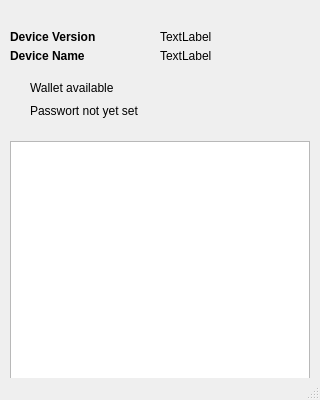
First picture: the form in src/qt/ui/overview.ui, repository jonasschnelli/dbb-app, before the edit.
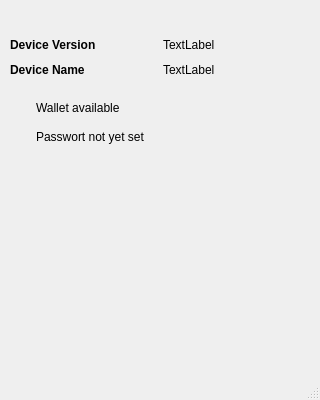
Second picture: the form after the edit. Icons and pictures are not drawn.

Commit message: [GUI] layout overhaul

```diff
--- a/src/qt/ui/overview.ui
+++ b/src/qt/ui/overview.ui
@@ -41,7 +41,7 @@
       <x>0</x>
       <y>0</y>
       <width>320</width>
-      <height>381</height>
+      <height>380</height>
      </rect>
     </property>
     <property name="sizePolicy">
@@ -58,15 +58,12 @@
       <property name="geometry">
        <rect>
         <x>0</x>
-        <y>-2</y>
+        <y>0</y>
         <width>320</width>
-        <height>411</height>
+        <height>331</height>
        </rect>
       </property>
       <layout class="QVBoxLayout" name="verticalLayout">
-       <property name="spacing">
-        <number>0</number>
-       </property>
        <property name="leftMargin">
         <number>10</number>
        </property>
@@ -264,14 +261,17 @@
         </layout>
        </item>
        <item>
-        <widget class="QTextEdit" name="textEdit">
-         <property name="sizePolicy">
-          <sizepolicy hsizetype="MinimumExpanding" vsizetype="MinimumExpanding">
-           <horstretch>0</horstretch>
-           <verstretch>0</verstretch>
-          </sizepolicy>
+        <spacer name="verticalSpacer">
+         <property name="orientation">
+          <enum>Qt::Vertical</enum>
          </property>
-        </widget>
+         <property name="sizeHint" stdset="0">
+          <size>
+           <width>20</width>
+           <height>40</height>
+          </size>
+         </property>
+        </spacer>
        </item>
       </layout>
      </widget>
@@ -445,6 +445,16 @@
          </item>
         </layout>
        </item>
+       <item>
+        <widget class="QTextEdit" name="textEdit">
+         <property name="sizePolicy">
+          <sizepolicy hsizetype="MinimumExpanding" vsizetype="MinimumExpanding">
+           <horstretch>0</horstretch>
+           <verstretch>0</verstretch>
+          </sizepolicy>
+         </property>
+        </widget>
+       </item>
       </layout>
      </widget>
     </widget>
```
Left out of the diff: 10 changed lines with no effect on the pictures.
